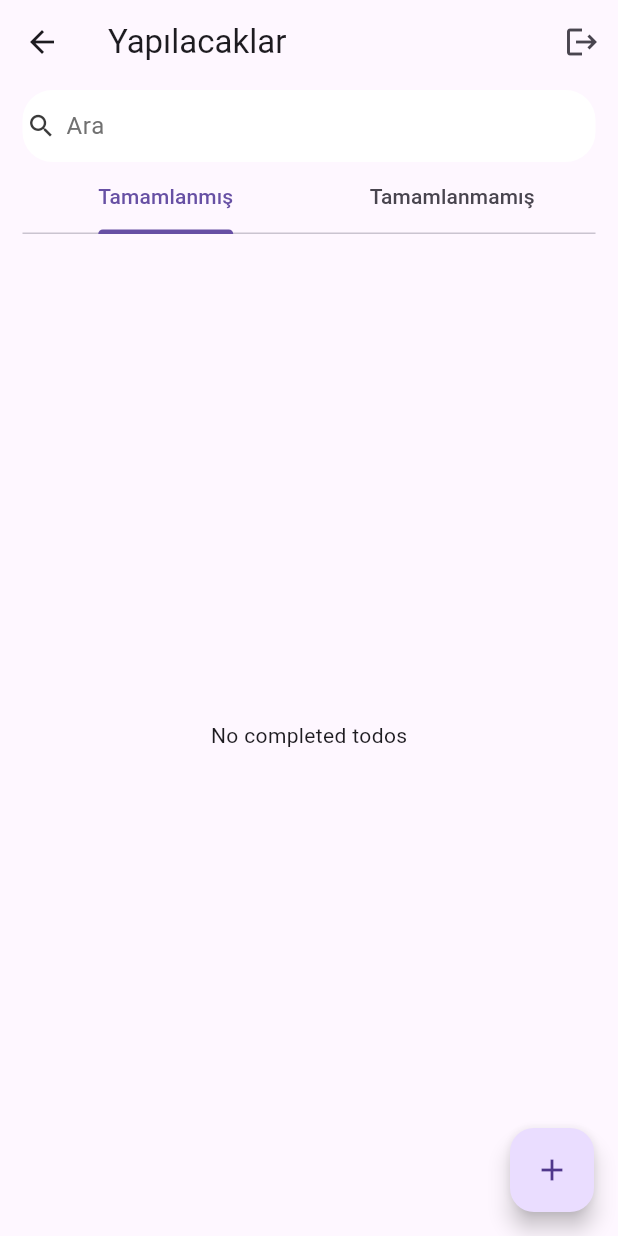
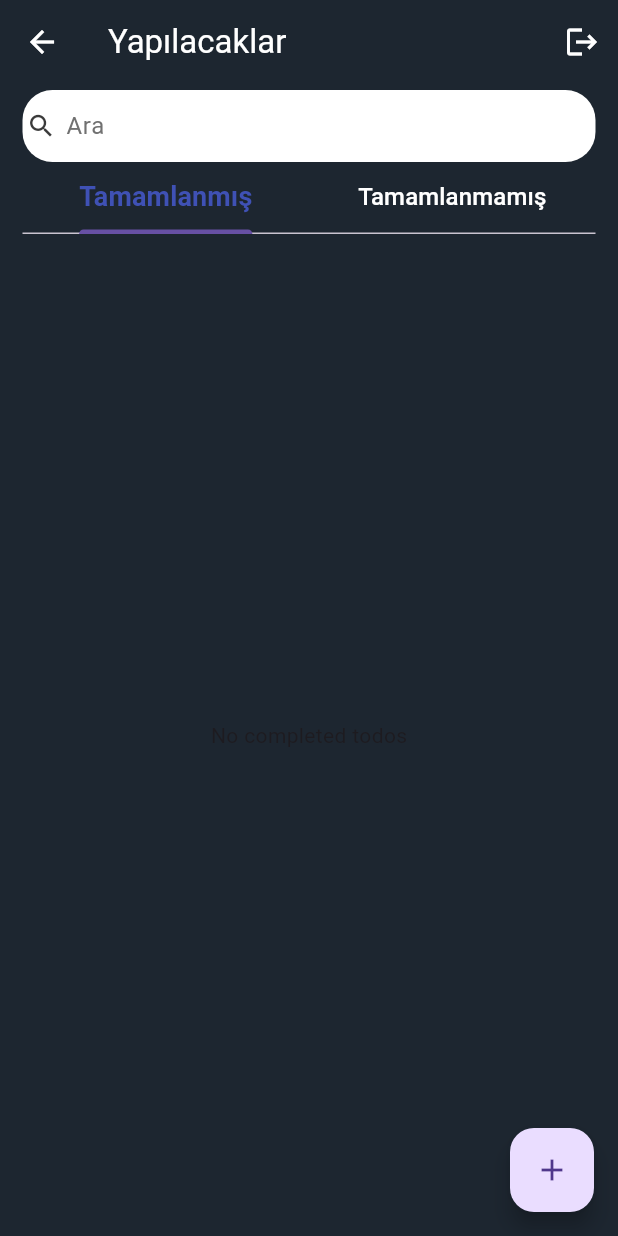
Before and after one commit to ozcann159/TodoApp, a Flutter app: the TodoPage screen opened by its route, on a phone screen of 412 x 824 dp. Run offline on Flutter 3.47's test engine with Material 3 defaults, Android fonts, the phone set to English and light mode, and no system bars; our stand-ins replace cloud_firestore, firebase_auth, firebase_core, get; accounts and stored records are empty.

Commit message:
`fix: UI errors fixed`

```diff
--- a/lib/pages/todo_page.dart
+++ b/lib/pages/todo_page.dart
@@ -18,7 +18,10 @@ class TodoPage extends StatelessWidget {
     return DefaultTabController(
       length: 2,
       child: Scaffold(
+        backgroundColor: backgroundColors,
         appBar: AppBar(
+          backgroundColor: backgroundColors,
+          foregroundColor: Colors.white,
           actions: [
             IconButton(
               icon: Icon(Icons.logout),
@@ -59,8 +62,18 @@ class TodoPage extends StatelessWidget {
                     ),
                   ),
                   const TabBar(
+                    labelStyle: TextStyle(
+                        fontSize: 18,
+                        fontWeight: FontWeight.bold,
+                        color: Colors.indigo), // Seçili sekmenin yazı stili
+                    unselectedLabelStyle: TextStyle(
+                        fontSize: 16,
+                        color:
+                            Colors.white), // Seçili olmayan sekmenin yazı stili
                     tabs: [
-                      Tab(text: 'Tamamlanmış'),
+                      Tab(
+                        text: 'Tamamlanmış',
+                      ),
                       Tab(text: 'Tamamlanmamış'),
                     ],
                   ),
```
